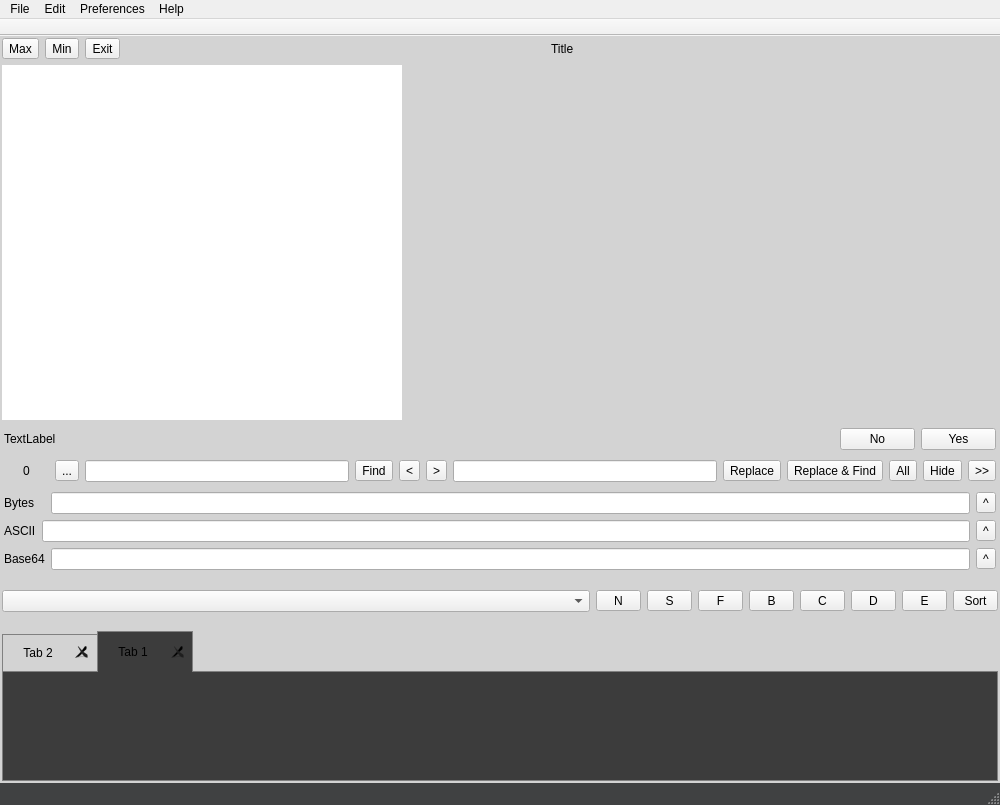
Before: the Qt Designer form mainwindow.ui in ic005k/Xplist, drawn with Qt 5.
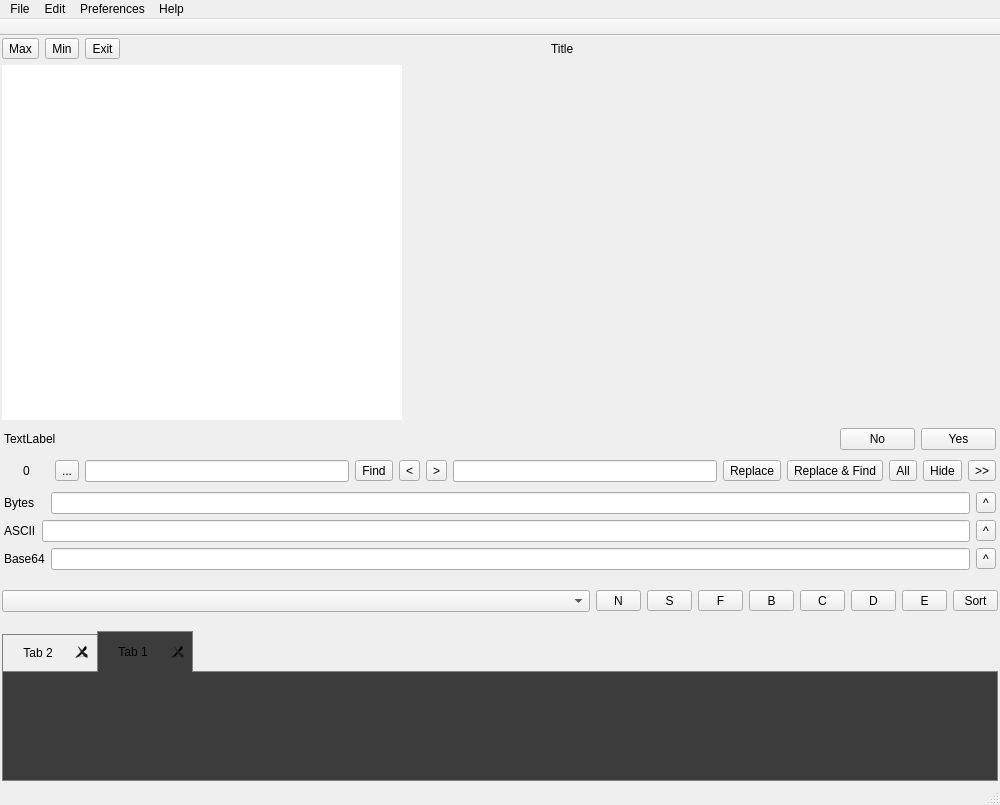
After: the same form once the commit is applied. Icons and pictures are not drawn.

What changed in the file:
```diff
--- a/mainwindow.ui
+++ b/mainwindow.ui
@@ -27,12 +27,9 @@
     <normaloff>:/new/toolbar/res/my.png</normaloff>:/new/toolbar/res/my.png</iconset>
   </property>
   <property name="styleSheet">
-   <string notr="true">QMainWindow { background-color: lightgray; }
+   <string notr="true">/*QMainWindow { background-color: lightgray; }*/
 
-/*QMainWindow
-          {
-          background-color: rgb(66,66,66);
-          }*/</string>
+/*QMainWindow { background-color: rgb(66,66,66); }*/</string>
   </property>
   <property name="locale">
    <locale language="English" country="UnitedStates"/>
@@ -81,16 +78,6 @@
     </item>
     <item row="2" column="0">
      <widget class="QFrame" name="frameMain">
-      <property name="styleSheet">
-       <string notr="true">/*QFrame#frameMain
-          {
-          background-color: rgb(236, 36, 236);
-          border-top-left-radius:10px;
-          border-top-right-radius:10px;
-          border-bottom-left-radius:10px;
-          border-bottom-right-radius:10px;
-          }*/</string>
-      </property>
       <property name="frameShape">
        <enum>QFrame::NoFrame</enum>
       </property>
@@ -935,10 +922,10 @@
          border: 1px solid blue;
          border-radius: 3px;}*/
 
-QStatusBar { background: rgb(64, 65, 66);}
+/*QStatusBar { background: rgb(64, 65, 66);}
 QStatusBar::item {
          border: 1px solid red;
-         border-radius: 3px;}</string>
+         border-radius: 3px;}*/</string>
    </property>
   </widget>
   <widget class="QToolBar" name="mainToolBar">
```
Left out of the diff: 2 changed lines with no effect on the pictures.
